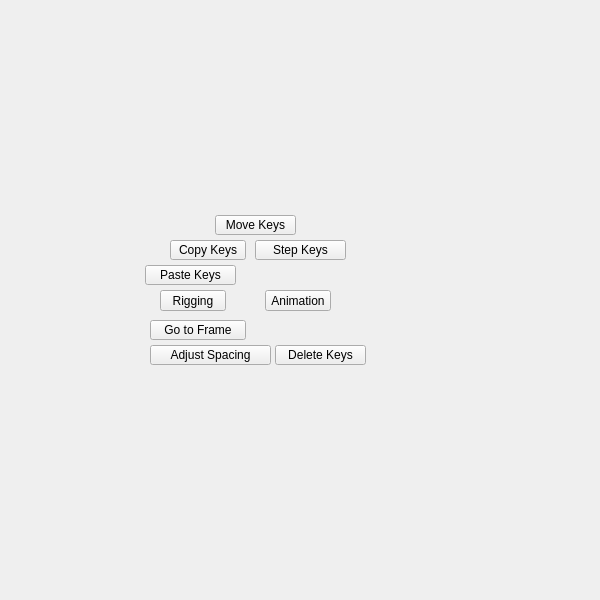
First picture: the form in tentacle/ui/animation#submenu.ui, repository m3trik/tentacle, before the edit.
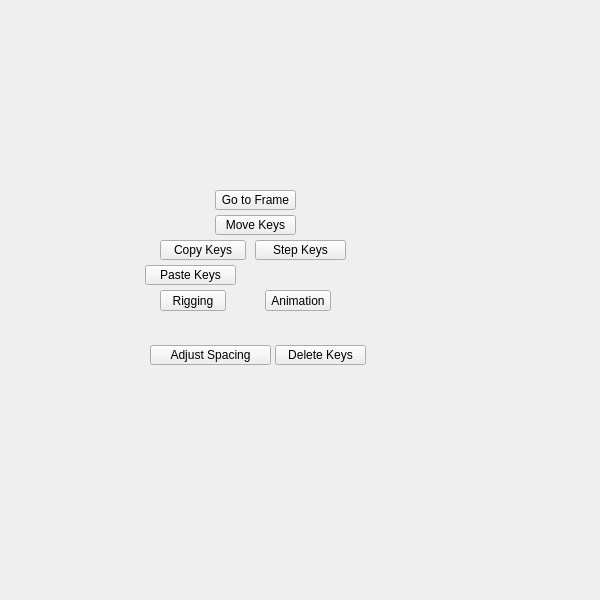
Second picture: the form after the edit. Custom widgets are drawn as their Qt base class.

```diff
--- a/tentacle/ui/animation#submenu.ui
+++ b/tentacle/ui/animation#submenu.ui
@@ -112,44 +112,7 @@
      <string>Rigging</string>
     </property>
    </widget>
-   <widget class="PushButton" name="b001">
-    <property name="enabled">
-     <bool>true</bool>
-    </property>
-    <property name="geometry">
-     <rect>
-      <x>170</x>
-      <y>240</y>
-      <width>76</width>
-      <height>20</height>
-     </rect>
-    </property>
-    <property name="minimumSize">
-     <size>
-      <width>0</width>
-      <height>20</height>
-     </size>
-    </property>
-    <property name="maximumSize">
-     <size>
-      <width>16777215</width>
-      <height>20</height>
-     </size>
-    </property>
-    <property name="toolTip">
-     <string>&lt;html&gt;&lt;head/&gt;&lt;body&gt;&lt;p&gt;Stores the current values of any selected attributes in Maya's channel box for the currently selected scene objects.&lt;/p&gt;&lt;/body&gt;&lt;/html&gt;</string>
-    </property>
-    <property name="text">
-     <string>Copy Keys</string>
-    </property>
-    <property name="iconSize">
-     <size>
-      <width>18</width>
-      <height>18</height>
-     </size>
-    </property>
-   </widget>
-   <widget class="QPushButton" name="b002">
+   <widget class="PushButton" name="tb018">
     <property name="enabled">
      <bool>true</bool>
     </property>
@@ -221,9 +184,9 @@
    <widget class="PushButton" name="tb000">
     <property name="geometry">
      <rect>
-      <x>150</x>
-      <y>320</y>
-      <width>96</width>
+      <x>215</x>
+      <y>190</y>
+      <width>81</width>
       <height>20</height>
      </rect>
     </property>
@@ -356,6 +319,43 @@
      </size>
     </property>
    </widget>
+   <widget class="PushButton" name="tb012">
+    <property name="enabled">
+     <bool>true</bool>
+    </property>
+    <property name="geometry">
+     <rect>
+      <x>160</x>
+      <y>240</y>
+      <width>86</width>
+      <height>20</height>
+     </rect>
+    </property>
+    <property name="minimumSize">
+     <size>
+      <width>0</width>
+      <height>20</height>
+     </size>
+    </property>
+    <property name="maximumSize">
+     <size>
+      <width>16777215</width>
+      <height>20</height>
+     </size>
+    </property>
+    <property name="toolTip">
+     <string>&lt;html&gt;&lt;head/&gt;&lt;body&gt;&lt;p&gt;Stores the current values of any selected attributes in Maya's channel box for the currently selected scene objects.&lt;/p&gt;&lt;/body&gt;&lt;/html&gt;</string>
+    </property>
+    <property name="text">
+     <string>Copy Keys</string>
+    </property>
+    <property name="iconSize">
+     <size>
+      <width>18</width>
+      <height>18</height>
+     </size>
+    </property>
+   </widget>
   </widget>
  </widget>
  <customwidgets>
```
